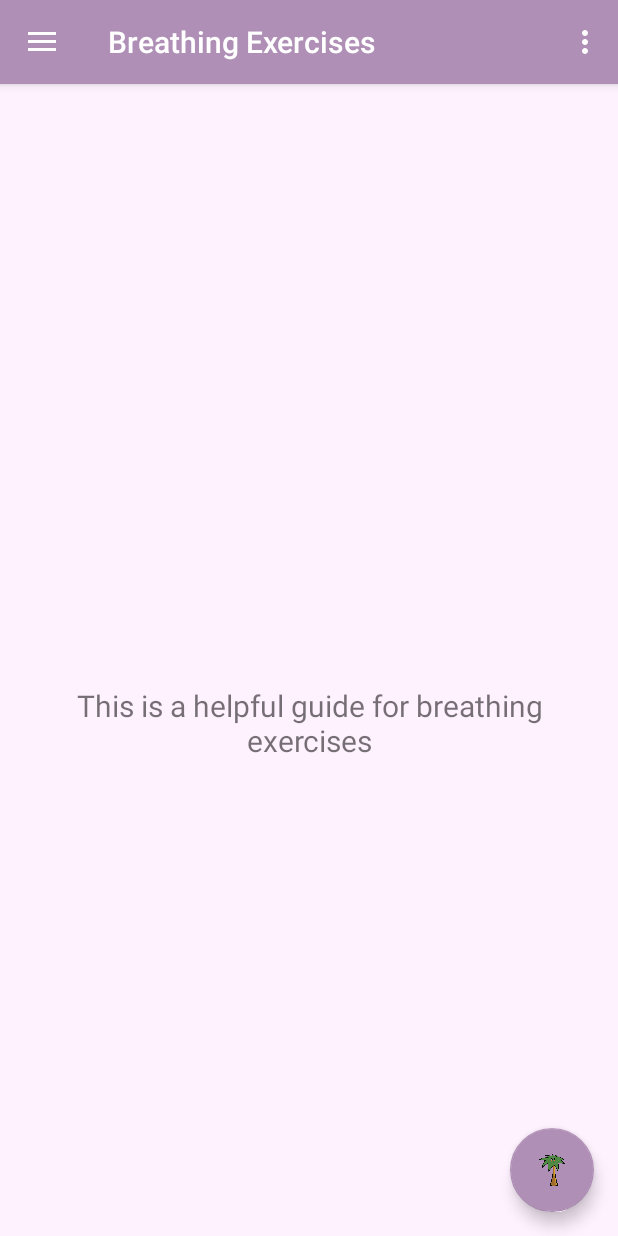
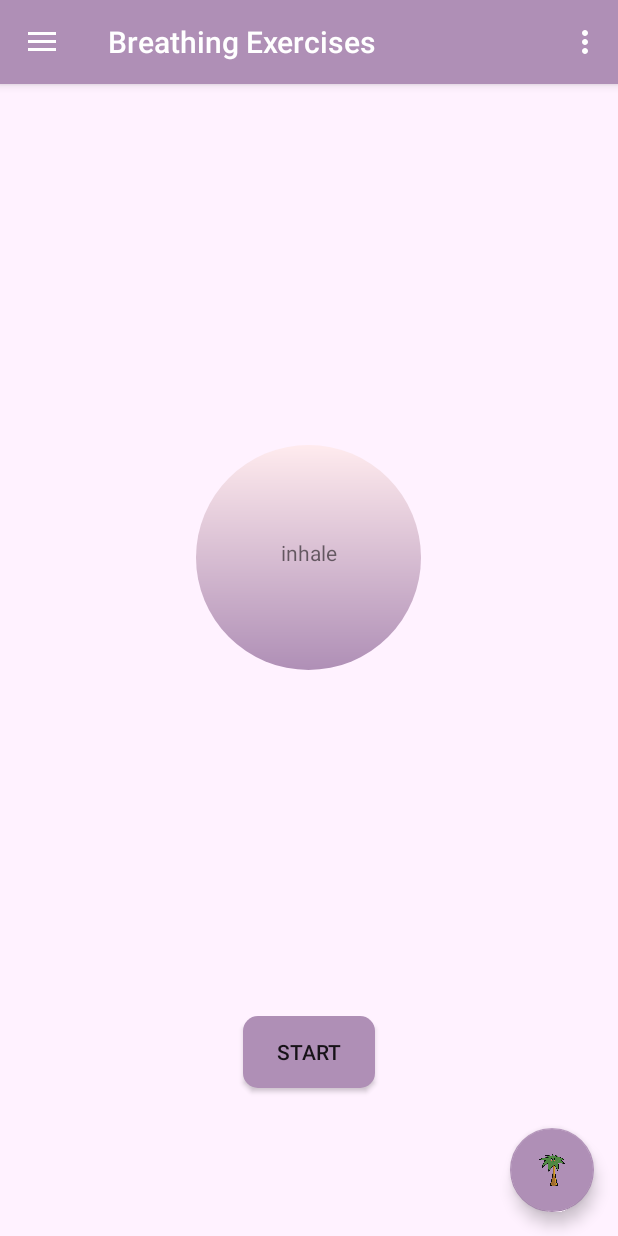
Before and after one commit to AlinaMocanu/CalmTree, an Android app: the MainActivity screen opened directly, with no data from a screen before it, in the side drawer, after a tap on "Breathing Exercises", on a phone screen of 412 x 824 dp. Run offline under Robolectric (Android 15) with nearby library versions, the phone set to English and light mode, and no system bars; our stand-ins replace navigation-ui; libraries missing offline, so code that uses them is left out: com.salesforce.android; 1 statement that could not run was skipped.

Commit message:
Added breathing exercises

```diff
--- a/Licenta - Copy/app/build.gradle
+++ b/Licenta - Copy/app/build.gradle
@@ -43,6 +43,12 @@ dependencies {
     androidTestImplementation 'androidx.test.ext:junit:1.1.2'
     androidTestImplementation 'androidx.test.espresso:espresso-core:3.3.0'
     implementation project(path: ':mysql-connector-java-8.0.23')
+    compile fileTree(dir: 'libs', include: ['*.jar'])
+
+    androidTestCompile('com.android.support.test.espresso:espresso-core:2.2.2', {
+        exclude group: 'com.android.support', module: 'support-annotations'
+
+    })
 }
 
 android {
--- a/Licenta - Copy/app/src/main/AndroidManifest.xml
+++ b/Licenta - Copy/app/src/main/AndroidManifest.xml
@@ -12,7 +12,7 @@
         android:roundIcon="@drawable/logo"
         android:supportsRtl="true"
         android:theme="@style/AppTheme">
-        <activity android:name=".ui.thought.SavedHandout3"></activity>
+        <activity android:name=".ui.thought.SavedHandout3" />
         <activity android:name=".ui.thought.SavedHandout2" />
         <activity android:name=".ui.thought.SavedHandout" />
         <activity
--- a/Licenta - Copy/app/src/main/java/com/example/calmtree/ui/breathe/BreatheFragment.java
+++ b/Licenta - Copy/app/src/main/java/com/example/calmtree/ui/breathe/BreatheFragment.java
@@ -1,35 +1,109 @@
 package com.example.calmtree.ui.breathe;
 
+import android.animation.Animator;
+import android.animation.AnimatorSet;
+import android.content.Context;
 import android.os.Bundle;
+import android.os.Handler;
+import android.util.Log;
 import android.view.LayoutInflater;
 import android.view.View;
 import android.view.ViewGroup;
+import android.view.animation.AccelerateInterpolator;
+import android.view.animation.AlphaAnimation;
+import android.view.animation.Animation;
+import android.view.animation.AnimationSet;
+import android.view.animation.AnimationUtils;
+import android.view.animation.DecelerateInterpolator;
+import android.widget.Button;
+import android.widget.FrameLayout;
 import android.widget.TextView;
 
 import androidx.annotation.NonNull;
 import androidx.annotation.Nullable;
+import androidx.constraintlayout.widget.ConstraintLayout;
 import androidx.fragment.app.Fragment;
 import androidx.lifecycle.Observer;
 import androidx.lifecycle.ViewModelProviders;
 
 import com.example.calmtree.R;
+import com.google.android.material.floatingactionbutton.FloatingActionButton;
 
 public class BreatheFragment extends Fragment {
 
-    private BreatheViewModel galleryViewModel;
+   // private BreatheViewModel galleryViewModel;
+    private View view;
+    private Button start;
+    Context context;
+    TextView breathe;
 
     public View onCreateView(@NonNull LayoutInflater inflater,
                              ViewGroup container, Bundle savedInstanceState) {
-        galleryViewModel =
-                ViewModelProviders.of(this).get(BreatheViewModel.class);
+
         View root = inflater.inflate(R.layout.fragment_breathe, container, false);
-        final TextView textView = root.findViewById(R.id.text_gallery);
-        galleryViewModel.getText().observe(getViewLifecycleOwner(), new Observer<String>() {
+
+        context = container.getContext();
+        view = root.findViewById(R.id.view_circle);
+        breathe = root.findViewById(R.id.breathe);
+        breathe.setText("inhale");
+
+
+
+        start =  root.findViewById(R.id.start);
+        start.setOnClickListener(new View.OnClickListener() {
             @Override
-            public void onChanged(@Nullable String s) {
-                textView.setText(s);
+            public void onClick(View v) {
+
+
+                Animation animZoomIn = AnimationUtils.loadAnimation(context.getApplicationContext(), R.anim.zoom_in);
+                Animation animZoomOut = AnimationUtils.loadAnimation(context.getApplicationContext(), R.anim.zoom_out);
+                view.startAnimation(animZoomIn);
+                animZoomIn.setAnimationListener(new Animation.AnimationListener() {
+                    @Override
+                    public void onAnimationStart(Animation animation) {
+
+                    }
+
+                    @Override
+                    public void onAnimationEnd(Animation animation) {
+
+                        view.startAnimation(animZoomOut);
+                        breathe.setText("exhale");
+
+
+                    }
+
+                    @Override
+                    public void onAnimationRepeat(Animation animation) {
+
+                    }
+                });
+                animZoomOut.setAnimationListener(new Animation.AnimationListener() {
+                    @Override
+                    public void onAnimationStart(Animation animation) {
+
+                    }
+
+                    @Override
+                    public void onAnimationEnd(Animation animation) {
+
+                        view.startAnimation(animZoomIn);
+                        breathe.setText("inhale");
+
+                    }
+
+                    @Override
+                    public void onAnimationRepeat(Animation animation) {
+
+                    }
+                });
+
             }
         });
+
+
         return root;
     }
+
+
 }
--- /dev/null
+++ b/Licenta - Copy/app/src/main/res/anim/zoom_in.xml
@@ -0,0 +1,18 @@
+<?xml version="1.0" encoding="utf-8"?>
+<set xmlns:android="http://schemas.android.com/apk/res/android">
+
+    <scale
+        android:duration="8000"
+        android:fromXScale="150dp"
+        android:fromYScale="150dp"
+        android:pivotX="50%"
+        android:pivotY="50%"
+        android:toXScale="400dp"
+        android:toYScale="400dp"
+        />
+
+
+
+
+
+</set>
--- /dev/null
+++ b/Licenta - Copy/app/src/main/res/anim/zoom_out.xml
@@ -0,0 +1,11 @@
+<?xml version="1.0" encoding="utf-8"?>
+<set xmlns:android="http://schemas.android.com/apk/res/android">
+    <scale
+        android:duration="8000"
+        android:fromXScale="400dp"
+        android:fromYScale="400dp"
+        android:pivotX="50%"
+        android:pivotY="50%"
+        android:toXScale="150dp"
+        android:toYScale="150dp" />
+</set>
--- /dev/null
+++ b/Licenta - Copy/app/src/main/res/drawable/circle.xml
@@ -0,0 +1,9 @@
+<?xml version="1.0" encoding="utf-8"?>
+<shape
+    xmlns:android="http://schemas.android.com/apk/res/android"
+    android:shape="oval">
+    <gradient
+        android:angle="90"
+        android:endColor="@color/justPink"
+        android:startColor="@color/darkPink" />
+</shape>
--- a/Licenta - Copy/app/src/main/res/layout/fragment_breathe.xml
+++ b/Licenta - Copy/app/src/main/res/layout/fragment_breathe.xml
@@ -4,20 +4,43 @@
     xmlns:tools="http://schemas.android.com/tools"
     android:layout_width="match_parent"
     android:layout_height="match_parent"
+    android:id="@+id/lt_content"
     tools:context=".ui.breathe.BreatheFragment">
+    <View
+        android:id="@+id/view_circle"
+        android:layout_width="150dp"
+        android:layout_height="150dp"
+        android:background="@drawable/circle"
+        app:layout_constraintBottom_toBottomOf="parent"
+        app:layout_constraintHorizontal_bias="0.498"
+        app:layout_constraintLeft_toLeftOf="parent"
+        app:layout_constraintRight_toRightOf="parent"
+        app:layout_constraintTop_toTopOf="parent"
+        app:layout_constraintVertical_bias="0.304" />
 
-    <TextView
-        android:id="@+id/text_gallery"
-        android:layout_width="match_parent"
+
+
+    <Button
+        android:id="@+id/start"
+        android:layout_width="wrap_content"
         android:layout_height="wrap_content"
-        android:layout_marginStart="8dp"
-        android:layout_marginTop="8dp"
-        android:layout_marginEnd="8dp"
-        android:textAlignment="center"
-        android:textSize="20sp"
+        android:text="@string/start"
+        android:background="@drawable/button"
         app:layout_constraintBottom_toBottomOf="parent"
         app:layout_constraintEnd_toEndOf="parent"
         app:layout_constraintStart_toStartOf="parent"
         app:layout_constraintTop_toTopOf="parent"
-        android:gravity="center_horizontal" />
+        app:layout_constraintVertical_bias="0.847" />
+
+    <TextView
+        android:id="@+id/breathe"
+        android:layout_width="wrap_content"
+        android:layout_height="wrap_content"
+        app:layout_constraintBottom_toBottomOf="parent"
+        app:layout_constraintEnd_toEndOf="parent"
+        app:layout_constraintStart_toStartOf="parent"
+        app:layout_constraintTop_toTopOf="parent"
+        app:layout_constraintVertical_bias="0.337" />
+
+
 </androidx.constraintlayout.widget.ConstraintLayout>
--- a/Licenta - Copy/app/src/main/res/navigation/mobile_navigation.xml
+++ b/Licenta - Copy/app/src/main/res/navigation/mobile_navigation.xml
@@ -10,22 +10,24 @@
         android:name="com.example.calmtree.ui.home.HomeFragment"
         android:label="@string/menu_home"
         tools:layout="@layout/fragment_home">
+
     </fragment>
+    <fragment
+        android:id="@+id/nav_breathe"
+        android:name="com.example.calmtree.ui.breathe.BreatheFragment"
+        android:label="@string/menu_breathe"
+        tools:layout="@layout/fragment_breathe" />
     <fragment
         android:id="@+id/nav_thought"
         android:name="com.example.calmtree.ui.thought.ThoughtFragment"
         android:label="@string/menu_thought"
         tools:layout="@layout/fragment_thought" />
 
-    <fragment
-        android:id="@+id/nav_breathe"
-        android:name="com.example.calmtree.ui.breathe.BreatheFragment"
-        android:label="@string/menu_breathe"
-        tools:layout="@layout/fragment_breathe" />
 
     <fragment
         android:id="@+id/nav_sleep"
         android:name="com.example.calmtree.ui.sleep.SleepFragment"
         android:label="@string/menu_sleep"
         tools:layout="@layout/fragment_sleep" />
+
 </navigation>
--- a/Licenta - Copy/app/src/main/res/values/colors.xml
+++ b/Licenta - Copy/app/src/main/res/values/colors.xml
@@ -6,4 +6,5 @@
     <color name="powderBlue">#81d4fa</color>
     <color name="lightPink">#fff2ff</color>
     <color name="darkPink">#af8fb6 </color>
+    <color name="justPink">#ffebee</color>
 </resources>
--- a/Licenta - Copy/app/src/main/res/values/strings.xml
+++ b/Licenta - Copy/app/src/main/res/values/strings.xml
@@ -175,5 +175,7 @@ has a few “hits” to play over and over when a triggering event “pushes the
     </string>
     <string name="title_activity_all_handouts2">AllHandouts2</string>
     <string name="title_activity_all_handouts3">AllHandouts3</string>
+    <string name="start">start</string>
+
 
 </resources>
--- a/Licenta - Copy/app/src/main/res/values/styles.xml
+++ b/Licenta - Copy/app/src/main/res/values/styles.xml
@@ -17,4 +17,6 @@
     <style name="AppTheme.PopupOverlay" parent="ThemeOverlay.AppCompat.Light" />
 
 
+
+
 </resources>
```
